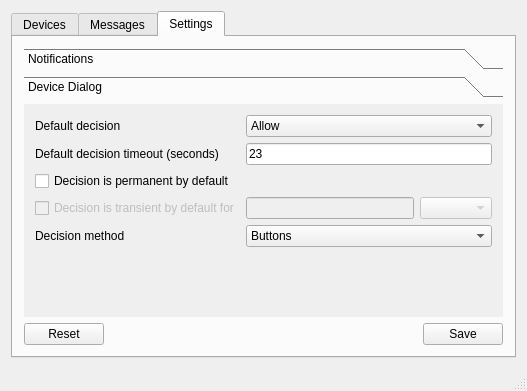
The window that src/GUI.Qt5/MainWindow.ui (USBGuard/usbguard) describes before a commit, drawn with Qt 5.
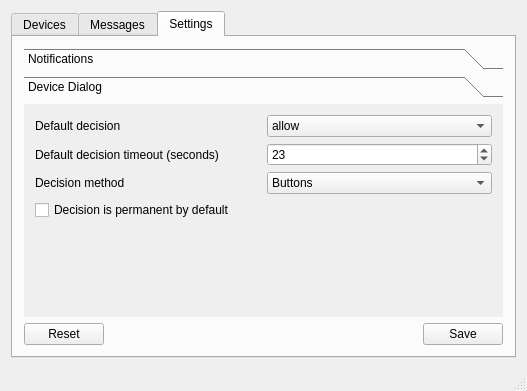
The same window after the commit. The open tabs and pages were chosen to show the change.

Commit message: [applet-qt] UI modifications

The edit to the form file:
```diff
--- a/src/GUI.Qt5/MainWindow.ui
+++ b/src/GUI.Qt5/MainWindow.ui
@@ -212,13 +212,6 @@
             <string>Device Dialog</string>
            </attribute>
            <layout class="QGridLayout" name="gridLayout_5">
-            <item row="3" column="1">
-             <widget class="QLineEdit" name="lineEdit">
-              <property name="enabled">
-               <bool>false</bool>
-              </property>
-             </widget>
-            </item>
             <item row="5" column="0">
              <spacer name="verticalSpacer">
               <property name="orientation">
@@ -239,72 +232,61 @@
               </property>
              </widget>
             </item>
-            <item row="2" column="0" colspan="2">
-             <widget class="QCheckBox" name="checkBox">
-              <property name="text">
-               <string>Decision is permanent by default</string>
-              </property>
-             </widget>
-            </item>
-            <item row="1" column="1" colspan="2">
-             <widget class="QLineEdit" name="lineEdit_2">
-              <property name="text">
-               <string>23</string>
-              </property>
-             </widget>
-            </item>
             <item row="3" column="0">
-             <widget class="QCheckBox" name="checkBox_2">
-              <property name="enabled">
-               <bool>false</bool>
-              </property>
-              <property name="text">
-               <string>Decision is transient by default for</string>
-              </property>
-             </widget>
-            </item>
-            <item row="0" column="1" colspan="2">
-             <widget class="QComboBox" name="comboBox">
-              <item>
-               <property name="text">
-                <string>Allow</string>
-               </property>
-              </item>
-              <item>
-               <property name="text">
-                <string>Block</string>
-               </property>
-              </item>
-              <item>
-               <property name="text">
-                <string>Reject</string>
-               </property>
-              </item>
-             </widget>
-            </item>
-            <item row="3" column="2">
-             <widget class="QComboBox" name="comboBox_2">
-              <property name="enabled">
-               <bool>false</bool>
-              </property>
-             </widget>
-            </item>
-            <item row="0" column="0">
-             <widget class="QLabel" name="label">
-              <property name="text">
-               <string>Default decision</string>
-              </property>
-             </widget>
-            </item>
-            <item row="4" column="0">
              <widget class="QLabel" name="label_3">
               <property name="text">
                <string>Decision method</string>
               </property>
              </widget>
             </item>
-            <item row="4" column="1" colspan="2">
-             <widget class="QComboBox" name="decision_method_comboBox">
+            <item row="0" column="0">
+             <widget class="QLabel" name="label">
+              <property name="text">
+               <string>Default decision</string>
+              </property>
+             </widget>
+            </item>
+            <item row="4" column="0">
+             <widget class="QCheckBox" name="decision_permanent_checkbox">
+              <property name="text">
+               <string>Decision is permanent by default</string>
+              </property>
+             </widget>
+            </item>
+            <item row="0" column="2">
+             <widget class="QComboBox" name="default_decision_combobox">
+              <item>
+               <property name="text">
+                <string notr="true">allow</string>
+               </property>
+              </item>
+              <item>
+               <property name="text">
+                <string notr="true">block</string>
+               </property>
+              </item>
+              <item>
+               <property name="text">
+                <string notr="true">reject</string>
+               </property>
+              </item>
+             </widget>
+            </item>
+            <item row="1" column="2">
+             <widget class="QSpinBox" name="decision_timeout">
+              <property name="suffix">
+               <string/>
+              </property>
+              <property name="maximum">
+               <number>3600</number>
+              </property>
+              <property name="value">
+               <number>23</number>
+              </property>
+             </widget>
+            </item>
+            <item row="3" column="2">
+             <widget class="QComboBox" name="decision_method_combobox">
               <item>
                <property name="text">
                 <string>Buttons</string>
```
Left out of the diff: 164 changed lines with no effect on the pictures.
